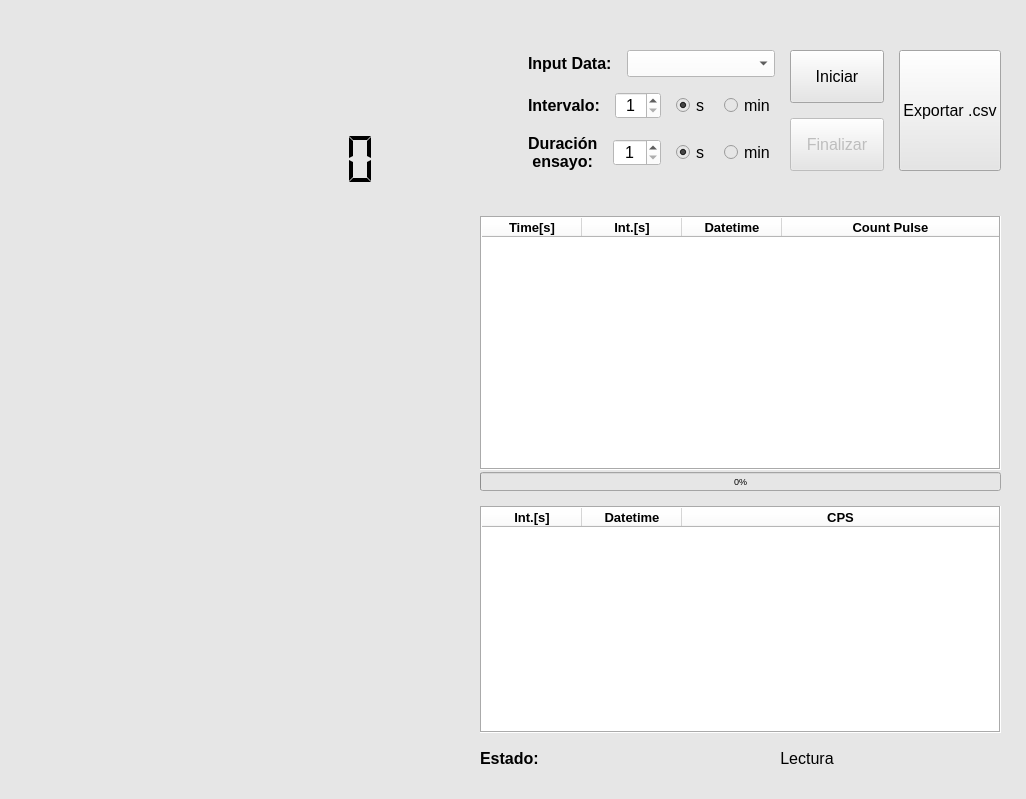
First picture: the form in appv2/Qt/ui_read_bg51.ui, repository nvargas24/PocketCube, before the edit.
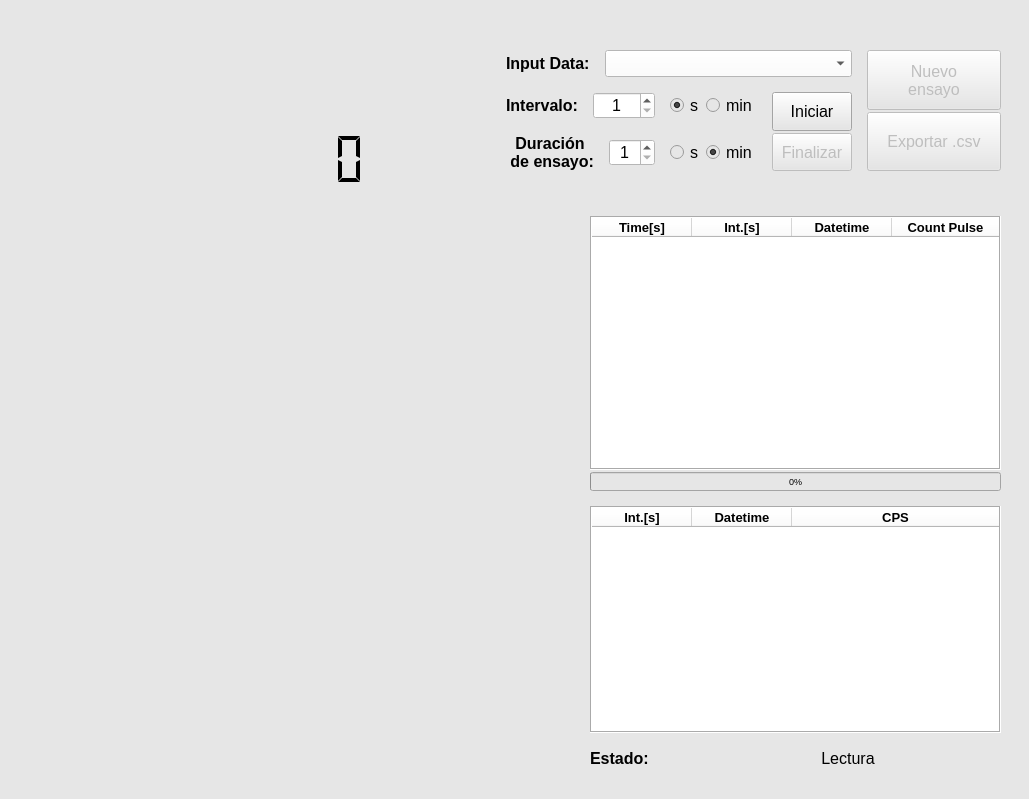
Second picture: the form after the edit. Icons and pictures are not drawn.

```diff
--- a/appv2/Qt/ui_read_bg51.ui
+++ b/appv2/Qt/ui_read_bg51.ui
@@ -6,7 +6,7 @@
    <rect>
     <x>0</x>
     <y>0</y>
-    <width>1026</width>
+    <width>1029</width>
     <height>799</height>
    </rect>
   </property>
@@ -31,9 +31,9 @@
       <number>15</number>
      </property>
      <item>
-      <layout class="QHBoxLayout" name="horizontalLayout" stretch="7,3,3">
+      <layout class="QHBoxLayout" name="horizontalLayout" stretch="14,6,4">
        <item>
-        <layout class="QVBoxLayout" name="verticalLayout_5" stretch="8,4,0">
+        <layout class="QVBoxLayout" name="verticalLayout_5" stretch="8,4,1">
          <property name="spacing">
           <number>0</number>
          </property>
@@ -142,7 +142,7 @@
         </layout>
        </item>
        <item>
-        <layout class="QVBoxLayout" name="verticalLayout">
+        <layout class="QVBoxLayout" name="verticalLayout" stretch="1,1">
          <property name="topMargin">
           <number>30</number>
          </property>
@@ -188,7 +188,11 @@
           </layout>
          </item>
          <item>
-          <layout class="QHBoxLayout" name="horizontalLayout_6" stretch="2,4,2">
+          <layout class="QHBoxLayout" name="horizontalLayout_2" stretch="2,1">
+           <item>
+            <layout class="QVBoxLayout" name="verticalLayout_3" stretch="1,1">
+             <item>
+              <layout class="QHBoxLayout" name="horizontalLayout_6" stretch="2,3,2">
            <item>
             <widget class="QLabel" name="label_5">
              <property name="sizePolicy">
@@ -242,7 +246,10 @@
             </widget>
            </item>
            <item>
-            <layout class="QHBoxLayout" name="horizontalLayout_7">
+                <layout class="QHBoxLayout" name="horizontalLayout_7" stretch="1,1">
+                 <property name="spacing">
+                  <number>3</number>
+                 </property>
              <item>
               <widget class="QRadioButton" name="rbtn_seg">
                <property name="sizePolicy">
@@ -295,7 +302,7 @@
           </layout>
          </item>
          <item>
-          <layout class="QHBoxLayout" name="horizontalLayout_10" stretch="2,4,2">
+              <layout class="QHBoxLayout" name="horizontalLayout_10" stretch="2,3,2">
            <item>
             <widget class="QLabel" name="label_7">
              <property name="sizePolicy">
@@ -312,9 +319,21 @@
                <bold>true</bold>
               </font>
              </property>
+                 <property name="layoutDirection">
+                  <enum>Qt::LeftToRight</enum>
+                 </property>
              <property name="text">
               <string>Duración 
- ensayo:</string>
+ de ensayo:</string>
+                 </property>
+                 <property name="textFormat">
+                  <enum>Qt::PlainText</enum>
+                 </property>
+                 <property name="scaledContents">
+                  <bool>true</bool>
+                 </property>
+                 <property name="alignment">
+                  <set>Qt::AlignCenter</set>
              </property>
             </widget>
            </item>
@@ -350,7 +369,10 @@
             </widget>
            </item>
            <item>
-            <layout class="QHBoxLayout" name="horizontalLayout_11">
+                <layout class="QHBoxLayout" name="horizontalLayout_11" stretch="1,1">
+                 <property name="spacing">
+                  <number>3</number>
+                 </property>
              <item>
               <widget class="QRadioButton" name="rbtn_seg_2">
                <property name="sizePolicy">
@@ -369,8 +391,11 @@
                 <string>s</string>
                </property>
                <property name="checked">
-                <bool>true</bool>
-               </property>
+                    <bool>false</bool>
+                   </property>
+                   <attribute name="buttonGroup">
+                    <string notr="true">buttonGroup</string>
+                   </attribute>
               </widget>
              </item>
              <item>
@@ -390,6 +415,12 @@
                <property name="text">
                 <string>min</string>
                </property>
+                   <property name="checked">
+                    <bool>true</bool>
+                   </property>
+                   <attribute name="buttonGroup">
+                    <string notr="true">buttonGroup</string>
+                   </attribute>
               </widget>
              </item>
             </layout>
@@ -399,15 +430,10 @@
         </layout>
        </item>
        <item>
-        <layout class="QHBoxLayout" name="horizontalLayout_8">
-         <property name="topMargin">
-          <number>30</number>
-         </property>
-         <property name="bottomMargin">
-          <number>30</number>
-         </property>
-         <item>
-          <layout class="QVBoxLayout" name="verticalLayout_2">
+            <layout class="QVBoxLayout" name="verticalLayout_2" stretch="1,1">
+             <property name="spacing">
+              <number>2</number>
+             </property>
            <item>
             <widget class="QPushButton" name="btn_init">
              <property name="sizePolicy">
@@ -451,8 +477,49 @@
            </item>
           </layout>
          </item>
+          </layout>
+         </item>
+        </layout>
+       </item>
+       <item>
+        <layout class="QVBoxLayout" name="verticalLayout_10" stretch="1,1">
+         <property name="spacing">
+          <number>2</number>
+         </property>
+         <property name="topMargin">
+          <number>30</number>
+         </property>
+         <property name="bottomMargin">
+          <number>30</number>
+         </property>
+         <item>
+          <widget class="QPushButton" name="btn_reset">
+           <property name="enabled">
+            <bool>false</bool>
+           </property>
+           <property name="sizePolicy">
+            <sizepolicy hsizetype="Minimum" vsizetype="Expanding">
+             <horstretch>0</horstretch>
+             <verstretch>0</verstretch>
+            </sizepolicy>
+           </property>
+           <property name="font">
+            <font>
+             <family>Segoe UI</family>
+             <pointsize>12</pointsize>
+            </font>
+           </property>
+           <property name="text">
+            <string>Nuevo 
+ensayo</string>
+           </property>
+          </widget>
+         </item>
          <item>
           <widget class="QPushButton" name="btn_csv">
+           <property name="enabled">
+            <bool>false</bool>
+           </property>
            <property name="sizePolicy">
             <sizepolicy hsizetype="Minimum" vsizetype="Expanding">
              <horstretch>0</horstretch>
@@ -468,6 +535,9 @@
            <property name="text">
             <string>Exportar .csv</string>
            </property>
+           <property name="checkable">
+            <bool>false</bool>
+           </property>
           </widget>
          </item>
         </layout>
@@ -479,12 +549,12 @@
        <item>
         <layout class="QVBoxLayout" name="verticalLayout_7" stretch="9,9">
          <item>
-          <layout class="QHBoxLayout" name="horizontalLayout_14" stretch="15,17">
+          <layout class="QHBoxLayout" name="horizontalLayout_14" stretch="25,18">
            <item>
             <layout class="QVBoxLayout" name="graph_out1"/>
            </item>
            <item>
-            <layout class="QVBoxLayout" name="verticalLayout_4" stretch="12,0">
+            <layout class="QVBoxLayout" name="verticalLayout_4" stretch="12,1">
              <property name="spacing">
               <number>2</number>
              </property>
@@ -677,7 +747,7 @@
           </layout>
          </item>
          <item>
-          <layout class="QHBoxLayout" name="horizontalLayout_15" stretch="15,17">
+          <layout class="QHBoxLayout" name="horizontalLayout_15" stretch="25,18">
            <item>
             <layout class="QVBoxLayout" name="graph_out2"/>
            </item>
```
Left out of the diff: 3 changed lines with no effect on the pictures. Lines whose indentation alone changed are shown as unchanged.
